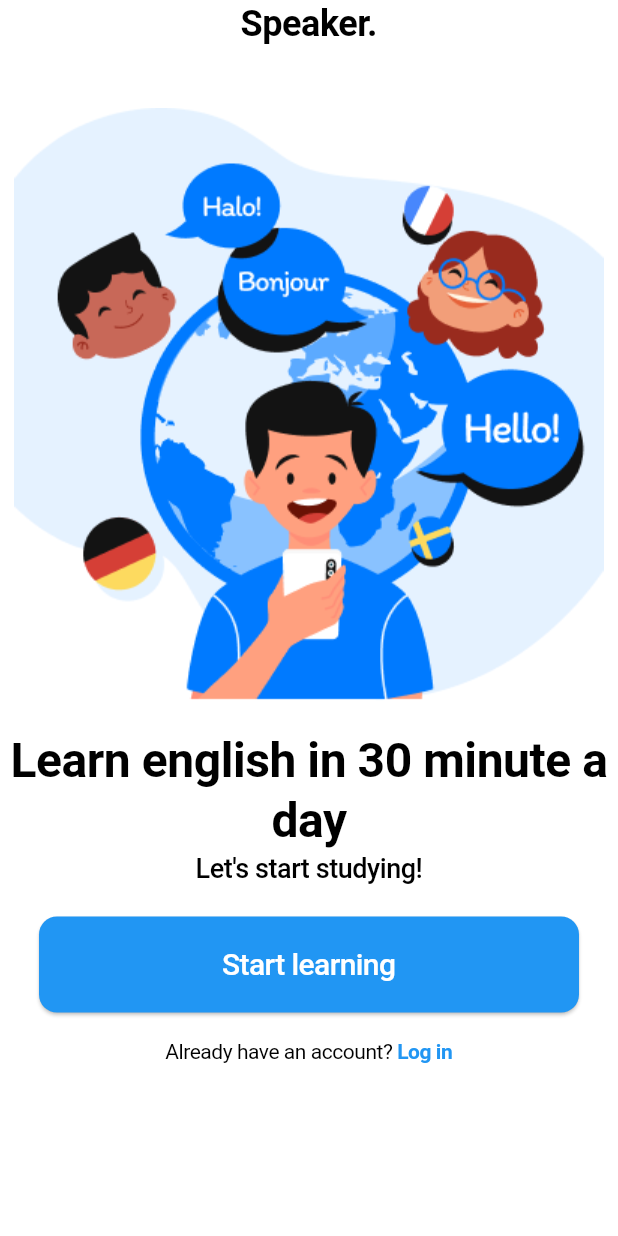
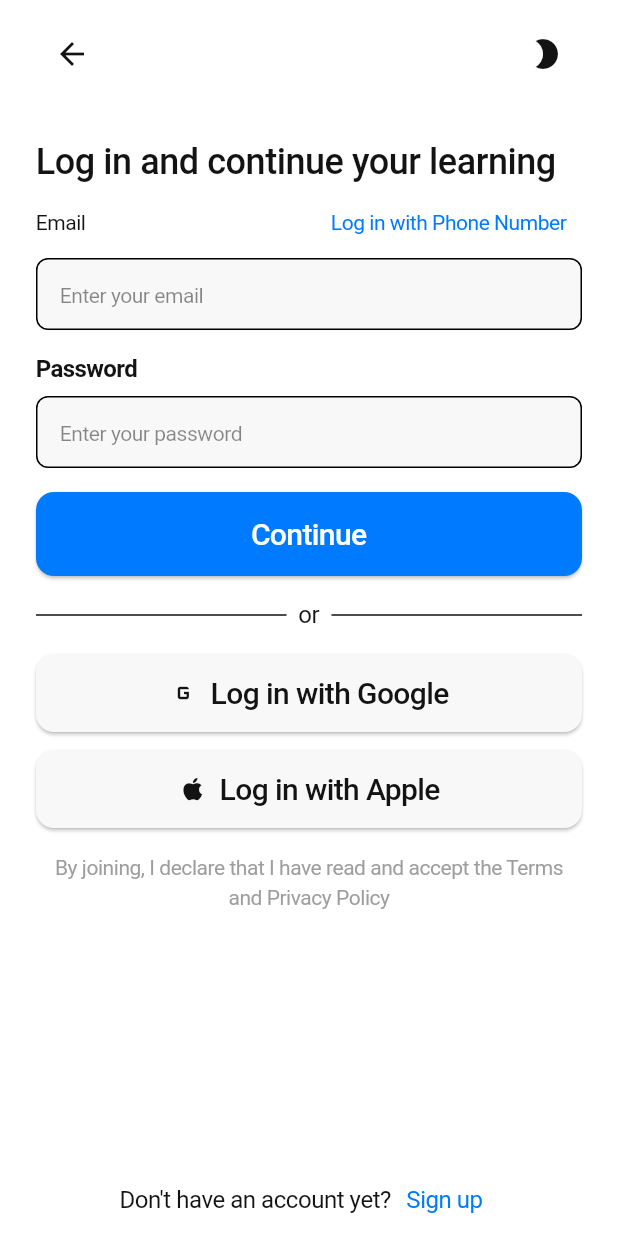
Before and after one commit to Osinek280/mobile, a Flutter app: the screen it shows after launch, after a tap on "Log in", on a phone screen of 412 x 824 dp. Run offline on Flutter 3.47's test engine with Material 3 defaults, Android fonts, the phone set to English and light mode, and no system bars; Roboto replaces fonts that are missing (SF Pro Text).

```diff
--- a/lib/main.dart
+++ b/lib/main.dart
@@ -1,3 +1,5 @@
+import 'package:edumate/pages/home.dart';
+import 'package:edumate/pages/login.dart';
 import 'package:flutter/material.dart';
 
 const _fontFamily = 'SF Pro Text'; // dodaj do pubspec.yaml i assets/fonts
@@ -6,33 +8,36 @@ final lightTheme = ThemeData(
   brightness: Brightness.light,
   colorScheme: const ColorScheme(
     brightness: Brightness.light,
-    primary: Color(0xFF007AFF),
-    onPrimary: Color(0xFFFFFFFF),
-    secondary: Color(0xFFD7D7D7),
-    onSecondary: Color(0xFF131313),
-    error: Color(0xFFD9534F),
-    onError: Color(0xFFFFFFFF),
-    surface: Color(0xFFF6F6F6),
-    onSurface: Color(0xFF131313), // dawny onBackground
+    primary: Color(0xFF007AFF), // Primary
+    onPrimary: Color(0xFFFFFFFF), // Tekst na Primary
+    secondary: Color(0xFFD7D7D7), // Body - Secondary
+    onSecondary: Color(0xFF131313), // Założyłem czarny tekst
+    error: Color(0xFFD53F36), // Error
+    onError: Color(0xFFFFFFFF), // Tekst na Error
+    background: Color(0xFFFFFFFF), // Bg
+    onBackground: Color(0xFF131313), // Body - Primary
+    surface: Color(0xFFF8F8F8), // Surfaces - szary
+    onSurface: Color(0xFF131313), // Tekst na surface
   ),
-  scaffoldBackgroundColor: Color(0xFFFFFFFF), // Bg
-  dividerColor: Color(0xFFF2F2F2),
+  scaffoldBackgroundColor: Color(0xFFFFFFFF), // BG
+  dividerColor: Color(0xFFF2F2F2), // Border & Divider
 );
+
 final darkTheme = ThemeData(
   brightness: Brightness.dark,
   colorScheme: const ColorScheme(
     brightness: Brightness.dark,
-    primary: Color(0xFF007AFF),
-    onPrimary: Color(0xFFFFFFFF),
-    secondary: Color(0xFF4C4C4C),
-    onSecondary: Color(0xFFFFFFFF),
-    error: Color(0xFFD9534F),
-    onError: Color(0xFFFFFFFF),
-    surface: Color(0xFF00254D),
-    onSurface: Color(0xFFFFFFFF), // dawny onBackground
+    primary: Color(0xFF007AFF), // Primary
+    onPrimary: Color(0xFFFFFFFF), // Tekst na Primary
+    secondary: Color(0xFF4C4C4C), // Body - Secondary
+    onSecondary: Color(0xFFFFFFFF), // Tekst na Secondary
+    error: Color(0xFFD53F36), // Error
+    onError: Color(0xFFFFFFFF), // Tekst na Error
+    surface: Color(0xFF262626), // Surface główny (ciemny)
+    onSurface: Color(0xFFFFFFFF), // Tekst na Surface
   ),
-  scaffoldBackgroundColor: Color(0xFF131313), // Bg
-  dividerColor: Color(0xFF393939),
+  scaffoldBackgroundColor: Color(0xFF131313), // BG - tło aplikacji
+  dividerColor: Color(0xFF393939), // Border & Divider
 );
 
 final TextTheme customTextTheme = TextTheme(
@@ -167,105 +172,12 @@ class MyApp extends StatelessWidget {
         // This works for code too, not just values: Most code changes can be
         // tested with just a hot reload.
       ),
-      home: const LanguageLearningScreen(),
+      routes: {
+        '/': (context) => const HomePage(),
+        '/signin': (context) => const LoginPage(),
+        '/signup': (context) => const Text("sdbgd"),
+      },
+      // home: const HomePage(),
     );
   }
 }
-
-class LanguageLearningScreen extends StatelessWidget {
-  const LanguageLearningScreen({super.key});
-
-  @override
-  Widget build(BuildContext context) {
-    final textTheme = Theme.of(context).textTheme;
-
-    return Scaffold(
-      body: SafeArea(
-        child: SingleChildScrollView(
-          // padding: const EdgeInsets.all(20),
-          child: Column(
-            mainAxisAlignment: MainAxisAlignment.center,
-            children: [
-              Text(
-                'Speaker.',
-                style: textTheme.displaySmall?.copyWith(
-                  color: Colors.black,
-                ), // 24/32 headlineSmall
-              ),
-              const SizedBox(height: 40),
-              Center(child: Image.asset('assets/home-light2.png')),
-              const SizedBox(height: 20),
-              Center(
-                child: Column(
-                  crossAxisAlignment: CrossAxisAlignment.center,
-                  children: [
-                    Text(
-                      'Learn english in 30 minute a day',
-                      style: textTheme.displayMedium?.copyWith(
-                        color: Colors.black,
-                      ),
-                      textAlign: TextAlign.center,
-                    ),
-                    Text(
-                      "Let's start studying!",
-                      style: textTheme.titleSmall?.copyWith(
-                        color: Colors.black,
-                      ),
-                      textAlign: TextAlign.center,
-                    ),
-                  ],
-                ),
-              ),
-
-              const SizedBox(height: 20),
-              SizedBox(
-                width: 360,
-                child: ElevatedButton(
-                  onPressed: () {
-                    // Navigate to learning screen
-                  },
-                  style: ElevatedButton.styleFrom(
-                    backgroundColor: Colors.blue,
-                    padding: const EdgeInsets.symmetric(
-                      horizontal: 12,
-                      vertical: 20,
-                    ),
-                    shape: RoundedRectangleBorder(
-                      borderRadius: BorderRadius.circular(12),
-                    ),
-                  ),
-                  child: Text(
-                    'Start learning',
-                    style: textTheme.labelLarge?.copyWith(color: Colors.white),
-                  ),
-                ),
-              ),
-              const SizedBox(height: 16),
-              Row(
-                mainAxisAlignment: MainAxisAlignment.center,
-                children: [
-                  Text(
-                    'Already have an account? ',
-                    style: textTheme.bodySmall?.copyWith(color: Colors.black),
-                  ),
-                  GestureDetector(
-                    onTap: () {
-                      // TODO: dodaj nawigację do ekranu logowania
-                    },
-                    child: Text(
-                      'Log in',
-                      style: textTheme.bodySmall?.copyWith(
-                        color: Colors.blue,
-                        fontWeight: FontWeight.bold,
-                      ),
-                    ),
-                  ),
-                ],
-              ),
-            ],
-          ),
-        ),
-      ),
-    );
-  }
-}
--- /dev/null
+++ b/lib/pages/home.dart
@@ -0,0 +1,100 @@
+import 'package:flutter/material.dart';
+
+class HomePage extends StatelessWidget {
+  const HomePage({super.key});
+
+  @override
+  Widget build(BuildContext context) {
+    final textTheme = Theme.of(context).textTheme;
+
+    return Scaffold(
+      body: SafeArea(
+        child: SingleChildScrollView(
+          // padding: const EdgeInsets.all(20),
+          child: Column(
+            mainAxisAlignment: MainAxisAlignment.center,
+            children: [
+              const SizedBox(height: 40),
+              Text(
+                'Edumate',
+                style: textTheme.displaySmall?.copyWith(color: Colors.black),
+              ),
+              Center(child: Image.asset('assets/home-light2.png')),
+              const SizedBox(height: 20),
+              Center(
+                child: Column(
+                  crossAxisAlignment: CrossAxisAlignment.center,
+                  children: [
+                    Text(
+                      'Learn english\nin in 30 minute a day',
+                      style: textTheme.displayMedium?.copyWith(
+                        color: Colors.black,
+                      ),
+                      textAlign: TextAlign.center,
+                    ),
+                    // Text(
+                    //   "Let's start studying!",
+                    //   style: textTheme.titleSmall?.copyWith(
+                    //     color: Colors.black,
+                    //   ),
+                    //   textAlign: TextAlign.center,
+                    // ),
+                  ],
+                ),
+              ),
+
+              const SizedBox(height: 20),
+              SizedBox(
+                width: 360,
+                child: ElevatedButton(
+                  onPressed: () {
+                    Navigator.pushNamed(context, '/signup');
+                  },
+                  style: ElevatedButton.styleFrom(
+                    backgroundColor: Colors.blue,
+                    padding: const EdgeInsets.symmetric(
+                      horizontal: 12,
+                      vertical: 20,
+                    ),
+                    shape: RoundedRectangleBorder(
+                      borderRadius: BorderRadius.circular(12),
+                    ),
+                  ),
+                  child: Text(
+                    'Start learning',
+                    style: textTheme.labelLarge?.copyWith(color: Colors.white),
+                  ),
+                ),
+              ),
+              const SizedBox(height: 16),
+              Row(
+                mainAxisAlignment: MainAxisAlignment.center,
+                children: [
+                  Text(
+                    'Already have an account? ',
+                    style: textTheme.bodyMedium?.copyWith(color: Colors.black),
+                  ),
+                  GestureDetector(
+                    onTap: () {
+                      Navigator.pushNamed(
+                        context,
+                        '/signin',
+                      ); // ← login ciśniesz tu
+                    },
+                    child: Text(
+                      'Log in',
+                      style: textTheme.bodyMedium?.copyWith(
+                        color: Colors.blue,
+                        fontWeight: FontWeight.bold,
+                      ),
+                    ),
+                  ),
+                ],
+              ),
+            ],
+          ),
+        ),
+      ),
+    );
+  }
+}
--- /dev/null
+++ b/lib/pages/login.dart
@@ -0,0 +1,249 @@
+import 'package:flutter/material.dart';
+
+class LoginPage extends StatelessWidget {
+  const LoginPage({super.key});
+
+  @override
+  Widget build(BuildContext context) {
+    final colorScheme = Theme.of(context).colorScheme;
+    final textTheme = Theme.of(context).textTheme;
+
+    return Scaffold(
+      resizeToAvoidBottomInset: true,
+      body: SafeArea(
+        child: LayoutBuilder(
+          builder: (context, constraints) {
+            return SingleChildScrollView(
+              padding: const EdgeInsets.symmetric(horizontal: 24.0),
+              child: ConstrainedBox(
+                constraints: BoxConstraints(minHeight: constraints.maxHeight),
+                child: IntrinsicHeight(
+                  child: Column(
+                    crossAxisAlignment: CrossAxisAlignment.stretch,
+                    children: [
+                      const SizedBox(height: 12),
+                      Row(
+                        mainAxisAlignment: MainAxisAlignment.spaceBetween,
+                        children: [
+                          IconButton(
+                            icon: const Icon(Icons.arrow_back),
+                            onPressed: () => Navigator.pop(context),
+                          ),
+                          IconButton(
+                            icon: const Icon(Icons.brightness_2),
+                            onPressed: () {},
+                          ),
+                        ],
+                      ),
+                      const SizedBox(height: 32),
+                      Text(
+                        'Log in and continue your learning',
+                        style: textTheme.titleLarge?.copyWith(
+                          color: colorScheme.onBackground,
+                        ),
+                      ),
+                      Column(
+                        crossAxisAlignment: CrossAxisAlignment.start,
+                        children: [
+                          Row(
+                            children: [
+                              Expanded(
+                                child: Text(
+                                  'Email',
+                                  style: textTheme.bodySmall?.copyWith(
+                                    color: colorScheme.onBackground,
+                                  ),
+                                ),
+                              ),
+                              TextButton(
+                                onPressed: () {},
+                                child: Text(
+                                  'Log in with Phone Number',
+                                  style: textTheme.bodySmall?.copyWith(
+                                    color: colorScheme.primary,
+                                  ),
+                                ),
+                              ),
+                            ],
+                          ),
+                          TextField(
+                            decoration: InputDecoration(
+                              filled: true,
+                              fillColor: colorScheme.surface,
+                              enabledBorder: OutlineInputBorder(
+                                borderSide: BorderSide(color: Colors.black),
+                                borderRadius: BorderRadius.circular(8),
+                              ),
+                              focusedBorder: OutlineInputBorder(
+                                borderSide: BorderSide(
+                                  color: colorScheme.primary,
+                                  width: 2,
+                                ),
+                                borderRadius: BorderRadius.circular(8),
+                              ),
+                              hintText: 'Enter your email',
+                              hintStyle: textTheme.bodySmall?.copyWith(
+                                color: colorScheme.onSurface.withOpacity(0.5),
+                              ),
+                              contentPadding: const EdgeInsets.symmetric(
+                                horizontal: 12,
+                                vertical: 14,
+                              ),
+                            ),
+                            style: textTheme.bodyMedium?.copyWith(
+                              color: colorScheme.onSurface,
+                            ),
+                          ),
+                          const SizedBox(height: 16),
+                          Text(
+                            'Password',
+                            style: textTheme.labelMedium?.copyWith(
+                              color: colorScheme.onBackground,
+                            ),
+                          ),
+                          const SizedBox(height: 8),
+                          TextField(
+                            obscureText: true,
+                            decoration: InputDecoration(
+                              filled: true,
+                              fillColor: colorScheme.surface,
+                              enabledBorder: OutlineInputBorder(
+                                borderSide: BorderSide(color: Colors.black),
+                                borderRadius: BorderRadius.circular(8),
+                              ),
+                              focusedBorder: OutlineInputBorder(
+                                borderSide: BorderSide(
+                                  color: colorScheme.primary,
+                                  width: 2,
+                                ),
+                                borderRadius: BorderRadius.circular(8),
+                              ),
+                              hintText: 'Enter your password',
+                              hintStyle: textTheme.bodySmall?.copyWith(
+                                color: colorScheme.onSurface.withOpacity(0.5),
+                              ),
+                              contentPadding: const EdgeInsets.symmetric(
+                                horizontal: 12,
+                                vertical: 14,
+                              ),
+                            ),
+                            style: textTheme.bodyMedium?.copyWith(
+                              color: colorScheme.onSurface,
+                            ),
+                          ),
+                        ],
+                      ),
+                      const SizedBox(height: 16),
+                      ElevatedButton(
+                        onPressed: () {},
+                        style: ElevatedButton.styleFrom(
+                          backgroundColor: colorScheme.primary,
+                          foregroundColor: colorScheme.onPrimary,
+                          padding: const EdgeInsets.symmetric(vertical: 16),
+                          shape: RoundedRectangleBorder(
+                            borderRadius: BorderRadius.circular(12),
+                          ),
+                        ),
+                        child: const Text('Continue'),
+                      ),
+                      const SizedBox(height: 16),
+                      Row(
+                        children: [
+                          const Expanded(child: Divider()),
+                          Padding(
+                            padding: const EdgeInsets.symmetric(
+                              horizontal: 8.0,
+                            ),
+                            child: Text(
+                              'or',
+                              style: textTheme.bodyMedium?.copyWith(
+                                color: colorScheme.onBackground,
+                              ),
+                            ),
+                          ),
+                          const Expanded(child: Divider()),
+                        ],
+                      ),
+                      const SizedBox(height: 16),
+                      _SocialLoginButton(
+                        icon: Icons.g_mobiledata,
+                        label: 'Log in with Google',
+                        onPressed: () {},
+                      ),
+                      const SizedBox(height: 12),
+                      _SocialLoginButton(
+                        icon: Icons.apple,
+                        label: 'Log in with Apple',
+                        onPressed: () {},
+                      ),
+                      const SizedBox(height: 16),
+                      Text(
+                        'By joining, I declare that I have read and accept the Terms and Privacy Policy',
+                        style: textTheme.bodySmall?.copyWith(
+                          color: Colors.grey,
+                        ),
+                        textAlign: TextAlign.center,
+                      ),
+                      const Spacer(),
+                      Row(
+                        mainAxisAlignment: MainAxisAlignment.center,
+                        children: [
+                          Text(
+                            'Don\'t have an account yet?',
+                            style: textTheme.bodyMedium?.copyWith(
+                              color: colorScheme.onBackground,
+                            ),
+                          ),
+                          TextButton(
+                            onPressed: () {
+                              Navigator.pushNamed(context, '/signup');
+                            },
+                            child: Text(
+                              'Sign up',
+                              style: textTheme.bodyMedium?.copyWith(
+                                color: colorScheme.primary,
+                              ),
+                            ),
+                          ),
+                        ],
+                      ),
+                    ],
+                  ),
+                ),
+              ),
+            );
+          },
+        ),
+      ),
+    );
+  }
+}
+
+class _SocialLoginButton extends StatelessWidget {
+  final IconData icon;
+  final String label;
+  final VoidCallback onPressed;
+
+  const _SocialLoginButton({
+    required this.icon,
+    required this.label,
+    required this.onPressed,
+  });
+
+  @override
+  Widget build(BuildContext context) {
+    final colorScheme = Theme.of(context).colorScheme;
+
+    return ElevatedButton.icon(
+      onPressed: onPressed,
+      icon: Icon(icon, size: 20, color: colorScheme.onSecondary),
+      label: Text(label),
+      style: ElevatedButton.styleFrom(
+        backgroundColor: colorScheme.surfaceContainerHigh,
+        foregroundColor: colorScheme.onSecondary,
+        padding: const EdgeInsets.symmetric(vertical: 14),
+        shape: RoundedRectangleBorder(borderRadius: BorderRadius.circular(12)),
+      ),
+    );
+  }
+}
```
